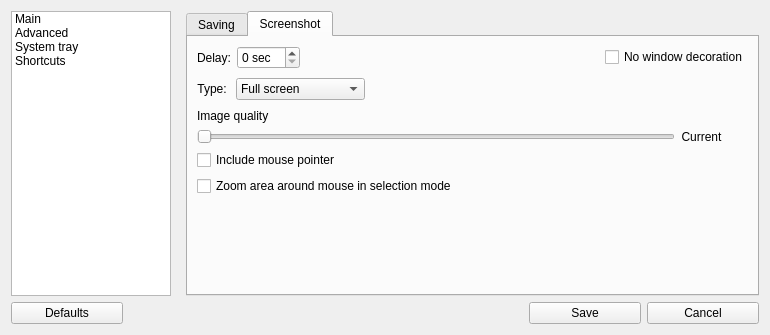
Above: src/core/ui/configwidget.ui from lubuntu-team/screengrab-packaging before the change. Below: the same form after it.
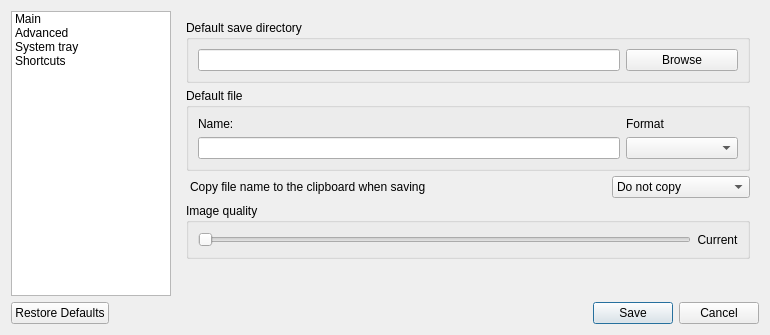
That is the form after the change. Custom widgets are drawn as their Qt base class.

```diff
--- a/src/core/ui/configwidget.ui
+++ b/src/core/ui/configwidget.ui
@@ -109,42 +109,15 @@
         <number>0</number>
        </property>
        <widget class="QWidget" name="page_6">
-        <layout class="QVBoxLayout" name="verticalLayout_6">
-         <property name="topMargin">
-          <number>0</number>
-         </property>
-         <property name="rightMargin">
-          <number>0</number>
-         </property>
-         <property name="bottomMargin">
-          <number>0</number>
-         </property>
-         <item>
-          <widget class="QTabWidget" name="tabMain">
-           <property name="currentIndex">
-            <number>1</number>
-           </property>
-           <widget class="QWidget" name="tabSaving">
-            <attribute name="title">
-             <string>Saving</string>
-            </attribute>
-            <layout class="QVBoxLayout" name="verticalLayout_5">
-             <item>
               <layout class="QVBoxLayout" name="verticalLayout">
                <property name="spacing">
-                <number>4</number>
-               </property>
-               <property name="rightMargin">
-                <number>0</number>
-               </property>
+          <number>5</number>
+         </property>
                <item>
-                <widget class="QLabel" name="labDirectory">
-                 <property name="text">
-                  <string>Default save directory:</string>
-                 </property>
-                </widget>
-               </item>
-               <item>
+          <widget class="QGroupBox" name="groupBox">
+           <property name="title">
+            <string>Default save directory</string>
+           </property>
                 <layout class="QHBoxLayout" name="horizontalLayout_4">
                  <item>
                   <widget class="QLineEdit" name="editDir">
@@ -170,9 +143,14 @@
                   </widget>
                  </item>
                 </layout>
-               </item>
-              </layout>
-             </item>
+          </widget>
+         </item>
+         <item>
+          <widget class="QGroupBox" name="groupBox_1">
+           <property name="title">
+            <string>Default file</string>
+           </property>
+           <layout class="QHBoxLayout" name="horizontalLayout_5">
              <item>
               <layout class="QHBoxLayout" name="horizontalLayout_14">
                <property name="rightMargin">
@@ -183,7 +161,7 @@
                  <item>
                   <widget class="QLabel" name="labFilename">
                    <property name="text">
-                    <string>Default filename:</string>
+                   <string>Name:</string>
                    </property>
                   </widget>
                  </item>
@@ -222,6 +200,9 @@
                </item>
               </layout>
              </item>
+           </layout>
+          </widget>
+         </item>
              <item>
               <layout class="QHBoxLayout" name="horizontalLayout_11">
                <property name="leftMargin">
@@ -262,153 +243,11 @@
               </layout>
              </item>
              <item>
-              <spacer name="verticalSpacer_5">
-               <property name="orientation">
-                <enum>Qt::Vertical</enum>
-               </property>
-               <property name="sizeHint" stdset="0">
-                <size>
-                 <width>20</width>
-                 <height>82</height>
-                </size>
-               </property>
-              </spacer>
-             </item>
-            </layout>
-           </widget>
-           <widget class="QWidget" name="tabScreenshot">
-            <attribute name="title">
-             <string>Screenshot</string>
-            </attribute>
-            <layout class="QGridLayout" name="gridLayout">
-             <item row="0" column="0" colspan="2">
-              <layout class="QHBoxLayout" name="horizontalLayout_2">
-               <item>
-                <widget class="QLabel" name="label">
-                 <property name="text">
-                  <string>Delay:</string>
-                 </property>
-                </widget>
-               </item>
-               <item>
-                <widget class="QSpinBox" name="defDelay">
-                 <property name="toolTip">
-                  <string>Default delay before grabbing screen</string>
-                 </property>
-                 <property name="wrapping">
-                  <bool>false</bool>
-                 </property>
-                 <property name="suffix">
-                  <string> sec</string>
-                 </property>
-                 <property name="prefix">
-                  <string/>
-                 </property>
-                 <property name="maximum">
-                  <number>90</number>
-                 </property>
-                </widget>
-               </item>
-               <item>
-                <spacer name="horizontalSpacer_2">
-                 <property name="orientation">
-                  <enum>Qt::Horizontal</enum>
-                 </property>
-                 <property name="sizeHint" stdset="0">
-                  <size>
-                   <width>40</width>
-                   <height>20</height>
-                  </size>
-                 </property>
-                </spacer>
-               </item>
-               <item>
-                <widget class="QCheckBox" name="checkNoDecorX11">
-                 <property name="text">
-                  <string>No window decoration</string>
-                 </property>
-                </widget>
-               </item>
-              </layout>
-             </item>
-             <item row="1" column="0" colspan="2">
-              <layout class="QHBoxLayout" name="horizontalLayout_15">
-               <item>
-                <widget class="QLabel" name="labTypeScr_2">
-                 <property name="sizePolicy">
-                  <sizepolicy hsizetype="Preferred" vsizetype="Fixed">
-                   <horstretch>0</horstretch>
-                   <verstretch>0</verstretch>
-                  </sizepolicy>
-                 </property>
-                 <property name="layoutDirection">
-                  <enum>Qt::LeftToRight</enum>
-                 </property>
-                 <property name="text">
-                  <string>Type: </string>
-                 </property>
-                 <property name="alignment">
-                  <set>Qt::AlignRight|Qt::AlignTrailing|Qt::AlignVCenter</set>
-                 </property>
-                </widget>
-               </item>
-               <item>
-                <widget class="QComboBox" name="cbxTypeScr">
-                 <property name="enabled">
-                  <bool>true</bool>
-                 </property>
-                 <property name="toolTip">
-                  <string>Type of screenshot</string>
-                 </property>
-                 <property name="currentIndex">
-                  <number>0</number>
-                 </property>
-                 <item>
-                  <property name="text">
-                   <string>Full screen</string>
-                  </property>
-                 </item>
-                 <item>
-                  <property name="text">
-                   <string>Window</string>
-                  </property>
-                 </item>
-                 <item>
-                  <property name="text">
-                   <string>Screen area</string>
-                  </property>
-                 </item>
-                 <item>
-                  <property name="text">
-                   <string>Previous selection</string>
-                  </property>
-                 </item>
-                </widget>
-               </item>
-               <item>
-                <spacer name="horizontalSpacer_3">
-                 <property name="orientation">
-                  <enum>Qt::Horizontal</enum>
-                 </property>
-                 <property name="sizeHint" stdset="0">
-                  <size>
-                   <width>118</width>
-                   <height>28</height>
-                  </size>
-                 </property>
-                </spacer>
-               </item>
-              </layout>
-             </item>
-             <item row="2" column="0">
-              <widget class="QLabel" name="labImgQuality">
-               <property name="text">
+          <widget class="QGroupBox" name="groupQuality">
+           <property name="title">
                 <string>Image quality</string>
                </property>
-              </widget>
-             </item>
-             <item row="3" column="0">
-              <layout class="QHBoxLayout" name="horizontalLayout_13">
+           <layout class="QHBoxLayout" name="horizontalLayout_2">
                <item>
                 <widget class="QSlider" name="slideImgQuality">
                  <property name="toolTip">
@@ -436,37 +275,20 @@
                 </widget>
                </item>
               </layout>
-             </item>
-             <item row="4" column="0" colspan="2">
-              <widget class="QCheckBox" name="cbxIncludeCursor">
-               <property name="text">
-                <string>Include mouse pointer</string>
-               </property>
-              </widget>
-             </item>
-             <item row="5" column="0" colspan="2">
-              <widget class="QCheckBox" name="checkZommMouseArea">
-               <property name="text">
-                <string>Zoom area around mouse in selection mode</string>
-               </property>
-              </widget>
-             </item>
-             <item row="6" column="1">
-              <spacer name="verticalSpacer">
+          </widget>
+         </item>
+         <item>
+          <spacer name="verticalSpacer_5">
                <property name="orientation">
                 <enum>Qt::Vertical</enum>
                </property>
                <property name="sizeHint" stdset="0">
                 <size>
                  <width>20</width>
-                 <height>117</height>
+             <height>298</height>
                 </size>
                </property>
               </spacer>
-             </item>
-            </layout>
-           </widget>
-          </widget>
          </item>
         </layout>
        </widget>
@@ -842,63 +664,9 @@
    <item>
     <layout class="QHBoxLayout" name="horizontalLayout">
      <item>
-      <widget class="QPushButton" name="butRestoreOpt">
-       <property name="minimumSize">
-        <size>
-         <width>112</width>
-         <height>0</height>
-        </size>
-       </property>
-       <property name="toolTip">
-        <string>Restore default settings</string>
-       </property>
-       <property name="text">
-        <string>Defaults</string>
-       </property>
-      </widget>
-     </item>
-     <item>
-      <spacer name="horizontalSpacer">
-       <property name="orientation">
-        <enum>Qt::Horizontal</enum>
-       </property>
-       <property name="sizeHint" stdset="0">
-        <size>
-         <width>88</width>
-         <height>20</height>
-        </size>
-       </property>
-      </spacer>
-     </item>
-     <item>
-      <widget class="QPushButton" name="butSaveOpt">
-       <property name="minimumSize">
-        <size>
-         <width>112</width>
-         <height>0</height>
-        </size>
-       </property>
-       <property name="toolTip">
-        <string>Save settings</string>
-       </property>
-       <property name="text">
-        <string>Save</string>
-       </property>
-      </widget>
-     </item>
-     <item>
-      <widget class="QPushButton" name="butCancel">
-       <property name="minimumSize">
-        <size>
-         <width>112</width>
-         <height>0</height>
-        </size>
-       </property>
-       <property name="toolTip">
-        <string>Discard changes</string>
-       </property>
-       <property name="text">
-        <string>Cancel</string>
+      <widget class="QDialogButtonBox" name="buttonBox">
+       <property name="standardButtons">
+        <set>QDialogButtonBox::Cancel|QDialogButtonBox::RestoreDefaults|QDialogButtonBox::Save</set>
        </property>
       </widget>
      </item>
```
Left out of the diff: 13 changed lines with no effect on the pictures. Lines whose indentation alone changed are shown as unchanged.
